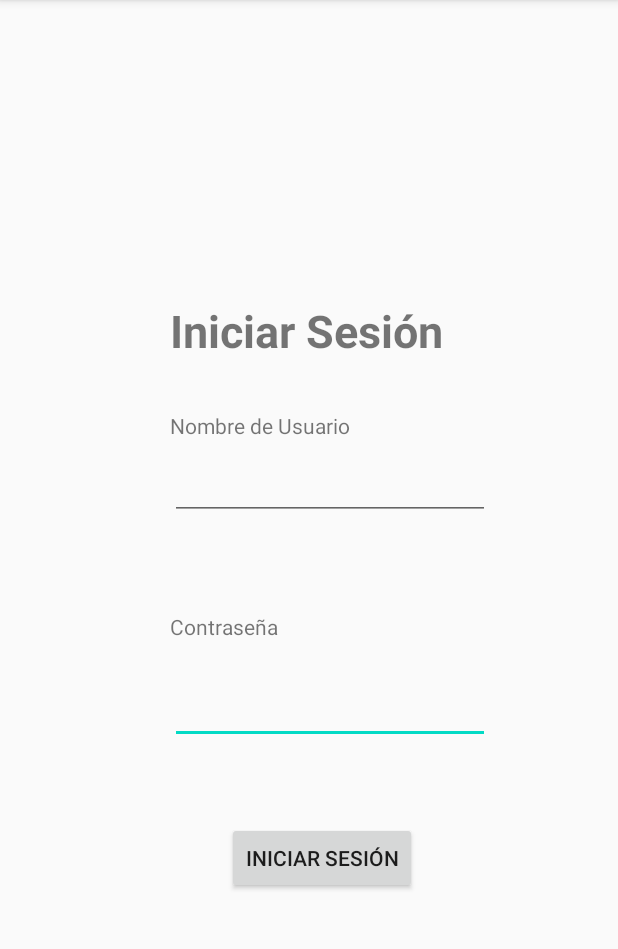
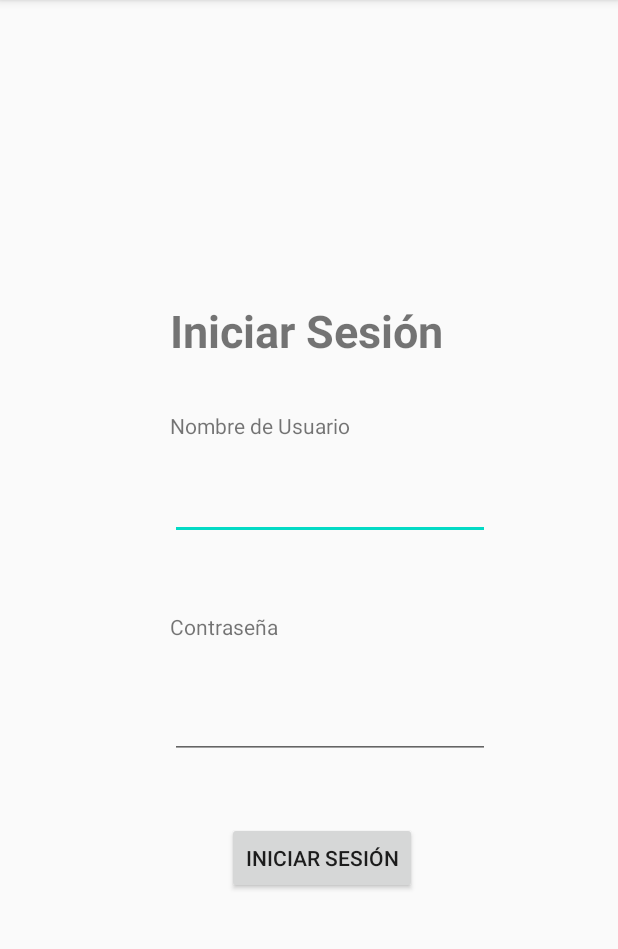
Before and after one commit to migue99angel/APIRestBottle, an Android app: the screen it shows after launch (MainActivity), after a tap on "INICIAR SESIÓN", on a phone screen of 412 x 824 dp, the part 84-1033 px from its top. Run offline under Robolectric (Android 15) with nearby library versions, the phone set to English and light mode, and no system bars.

Commit message:
Avanzando en Android

```diff
--- a/AndroidApp/app/build.gradle
+++ b/AndroidApp/app/build.gradle
@@ -32,4 +32,5 @@
     testImplementation 'junit:junit:4.12'
     androidTestImplementation 'androidx.test.ext:junit:1.1.1'
     androidTestImplementation 'androidx.test.espresso:espresso-core:3.2.0'
+    implementation project(path: ':mysql-connector-java-5.1.49')
 }
--- a/AndroidApp/app/src/main/java/com/example/p4ds/MainActivity.java
+++ b/AndroidApp/app/src/main/java/com/example/p4ds/MainActivity.java
@@ -10,11 +10,7 @@
 import android.widget.TextView;
 
 import java.io.IOException;
-import java.sql.Connection;
-import java.sql.DriverManager;
-import java.sql.ResultSet;
-import java.sql.SQLException;
-import java.sql.Statement;
+import java.sql.*;
 
 import okhttp3.Call;
 import okhttp3.Callback;
@@ -39,35 +35,51 @@
     public void iniciarSesion(View view) {
         String url = "http://10.0.2.2:5000/login"; // Hay que usar esta IP para referirnos a nuestra propia máquina y no al propio emulador
 
-        TextView name = (TextView) findViewById(R.id.textView2);
-        TextView password = (TextView) findViewById(R.id.textView3);
+        final EditText name = (EditText) findViewById(R.id.editText2);
+        EditText password = (EditText) findViewById(R.id.editText3);
 
-        OkHttpClient client = new OkHttpClient();
+        final OkHttpClient client = new OkHttpClient();
 
         RequestBody cuerpo = new FormBody.Builder()
                 .add("name", name.getText().toString())
                 .add("password", password.getText().toString())
                 .build();
 
-        Request request = new Request.Builder()
+        final Request request = new Request.Builder()
                 .url(url)
                 .post(cuerpo)
                 .build();
 
-        try(Response response = client.newCall(request).execute()) {
-            if(!response.isSuccessful()) throw new IOException("Unexpected code " + response);
+        // Con .enqueue hacemos peticiones asíncronas
+        // https://stackoverflow.com/questions/39440806/android-okhttpclient-requesting-error?rq=1
+        client.newCall(request).enqueue(new Callback() {
+            @Override
+            public void onFailure(Call call, IOException e) {
+                e.printStackTrace();
+            }
 
-            // Si la consulta tiene éxito, cargamos el perfil del usuario
-            this.cargarPerfil(name.getText().toString());
-        } catch (ClassNotFoundException | SQLException | IOException e) {
-            e.printStackTrace();
-        }
+            @Override
+            public void onResponse(Call call, Response response) throws IOException {
+                if(!response.isSuccessful()) {
+                    throw new IOException("Unexpected code " + response);
+                }
+
+                // Si la consulta tiene éxito, cargamos el perfil del usuario
+                try {
+                    cargarPerfil(name.getText().toString());
+                } catch (SQLException e) {
+                    e.printStackTrace();
+                } catch (ClassNotFoundException e) {
+                    e.printStackTrace();
+                }
+            }
+        });
     }
 
     private void cargarPerfil(String name) throws SQLException, ClassNotFoundException {
         // Consulta para obtener los datos del usuario para cargar el perfil
         Class.forName("com.mysql.jdbc.Driver");
-        Connection conn = DriverManager.getConnection("jdbc:mysql://10.0.2.2:8080/P3DS", "usuario", "pass"); // !! CAMBIAR DATOS PARA LA CONEXIÓN !!
+        Connection conn = DriverManager.getConnection("jdbc:mysql://10.0.2.2:8080/p3ds", "usuario", "pass"); // !! CAMBIAR DATOS PARA LA CONEXIÓN !!
         Statement stmt = conn.createStatement();
         String query = "SELECT * FROM usuarios WHERE user=" + name;
         ResultSet rs = stmt.executeQuery(query);
--- a/AndroidApp/app/src/main/res/layout/login.xml
+++ b/AndroidApp/app/src/main/res/layout/login.xml
@@ -21,19 +21,19 @@
         android:id="@+id/textView2"
         android:layout_width="wrap_content"
         android:layout_height="wrap_content"
-        android:layout_marginBottom="8dp"
+        android:layout_marginBottom="21dp"
         android:text="Nombre de Usuario"
-        app:layout_constraintBottom_toTopOf="@+id/email"
-        app:layout_constraintStart_toStartOf="@+id/email" />
+        app:layout_constraintBottom_toTopOf="@+id/editText2"
+        app:layout_constraintStart_toStartOf="@+id/editText2" />
 
     <TextView
         android:id="@+id/textView3"
         android:layout_width="wrap_content"
         android:layout_height="wrap_content"
-        android:layout_marginBottom="23dp"
+        android:layout_marginBottom="33dp"
         android:text="Contraseña"
-        app:layout_constraintBottom_toTopOf="@+id/password"
-        app:layout_constraintStart_toStartOf="@+id/password" />
+        app:layout_constraintBottom_toTopOf="@+id/editText3"
+        app:layout_constraintStart_toStartOf="@+id/editText3" />
 
     <Button
         android:id="@+id/button"
@@ -41,31 +41,31 @@
         android:layout_height="wrap_content"
         android:layout_marginStart="38dp"
         android:layout_marginLeft="38dp"
-        android:layout_marginTop="52dp"
+        android:layout_marginTop="42dp"
         android:onClick="iniciarSesion"
         android:text="Iniciar Sesión"
-        app:layout_constraintStart_toStartOf="@+id/password"
-        app:layout_constraintTop_toBottomOf="@+id/password" />
+        app:layout_constraintStart_toStartOf="@+id/editText3"
+        app:layout_constraintTop_toBottomOf="@+id/editText3" />
 
     <EditText
-        android:id="@+id/password"
+        android:id="@+id/editText2"
+        android:layout_width="wrap_content"
+        android:layout_height="wrap_content"
+        android:layout_marginBottom="48dp"
+        android:ems="10"
+        android:inputType="textPersonName"
+        app:layout_constraintBottom_toTopOf="@+id/textView3"
+        app:layout_constraintStart_toStartOf="@+id/textView3" />
+
+    <EditText
+        android:id="@+id/editText3"
         android:layout_width="wrap_content"
         android:layout_height="wrap_content"
         android:layout_marginEnd="85dp"
         android:layout_marginRight="85dp"
-        android:layout_marginBottom="272dp"
+        android:layout_marginBottom="262dp"
         android:ems="10"
-        android:inputType="textPassword"
+        android:inputType="textPersonName"
         app:layout_constraintBottom_toBottomOf="parent"
         app:layout_constraintEnd_toEndOf="parent" />
-
-    <EditText
-        android:id="@+id/email"
-        android:layout_width="wrap_content"
-        android:layout_height="wrap_content"
-        android:layout_marginBottom="61dp"
-        android:ems="10"
-        android:inputType="textEmailAddress"
-        app:layout_constraintBottom_toTopOf="@+id/textView3"
-        app:layout_constraintStart_toStartOf="@+id/textView3" />
 </androidx.constraintlayout.widget.ConstraintLayout>
--- /dev/null
+++ b/AndroidApp/mssql-jdbc-8.2.2.jre8/build.gradle
@@ -0,0 +1,2 @@
+configurations.maybeCreate("default")
+artifacts.add("default", file('mssql-jdbc-8.2.2.jre8.jar'))
--- /dev/null
+++ b/AndroidApp/mysql-connector-java-5.1.49/build.gradle
@@ -0,0 +1,2 @@
+configurations.maybeCreate("default")
+artifacts.add("default", file('mysql-connector-java-5.1.49.jar'))
--- a/AndroidApp/settings.gradle
+++ b/AndroidApp/settings.gradle
@@ -1,2 +1,2 @@
 rootProject.name='P4DS'
-include ':app'
+include ':app', ':mssql-jdbc-8.2.2.jre8', ':mysql-connector-java-5.1.49'
```
Also changed, not shown: 10 other files.
